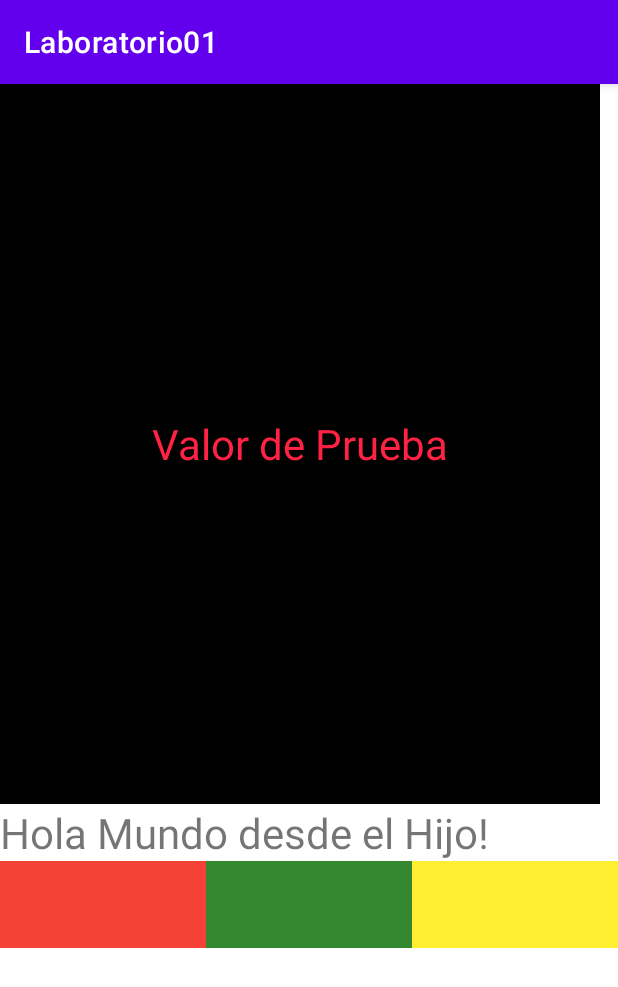
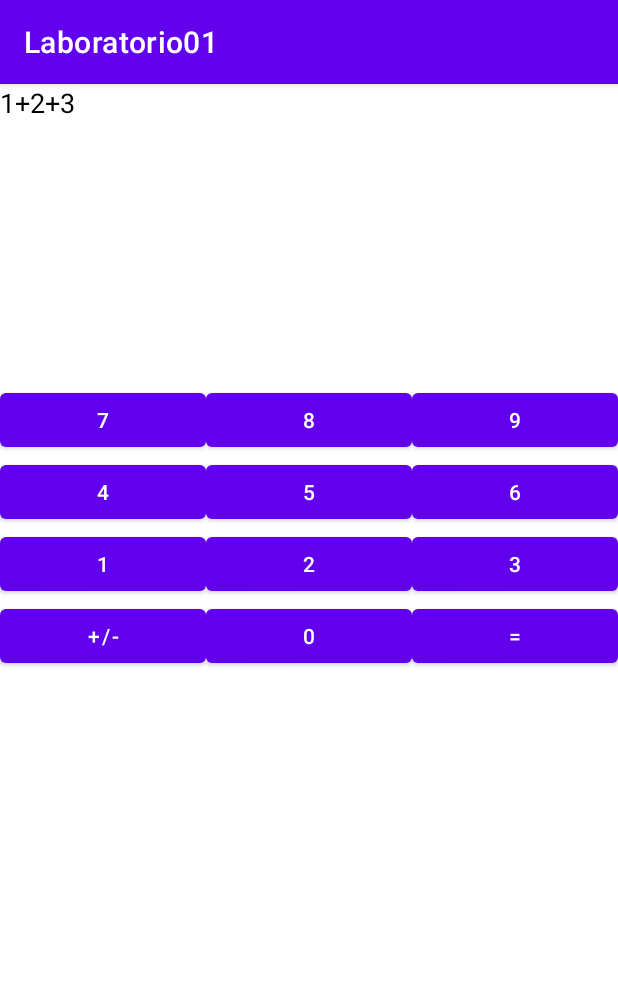
Before and after one commit to alejandroav93/Laboratorio01_Kotlin, an Android app: the Actividad2 screen opened directly, with no data from a screen before it, on a phone screen of 412 x 824 dp. Shown: the top 987 px of the screen. Run offline under Robolectric (Android 15) with nearby library versions, the phone set to English and light mode, and no system bars.

Commit message:
Calculator + Buttons [DESIGN]

```diff
--- a/app/src/main/res/layout/activity_actividad2.xml
+++ b/app/src/main/res/layout/activity_actividad2.xml
@@ -7,43 +7,97 @@
     android:orientation="vertical"
     tools:context=".Actividad2">
 
-
-    <TextView
-        android:layout_width="400dp"
-        android:text ="Valor de Prueba"
-        android:textColor="#FF2244"
-        android:textSize="28sp"
-        android:gravity="center "
-        android:background="#010101"
-        android:layout_height="480dp"/>
-
     <TextView
         android:layout_width="match_parent"
-        android:layout_height="wrap_content"
-        android:text="Hola Mundo desde el Hijo!"
-        android:textSize="28sp"
-        android:layout_gravity="center"/>
+        android:textColor="#000000"
+        android:textSize="18sp"
+        android:text="1+2+3"
+        android:layout_height="200dp"/>
 
     <LinearLayout
         android:layout_width="match_parent"
-        android:layout_height="wrap_content">
+        android:layout_height="wrap_content"
+        android:orientarion="horizontal">
 
-         <TextView
+        <Button
             android:layout_width="0dp"
+            android:layout_height="wrap_content"
             android:layout_weight="1"
-             android:layout_height="58dp"
-             android:background="#F44336"/>
-         <TextView
+            android:text="7"/>
+        <Button
             android:layout_width="0dp"
+            android:layout_height="wrap_content"
             android:layout_weight="1"
-             android:layout_height="58dp"
-             android:background="#34882F"/>
-         <TextView
+            android:text="8"/>
+        <Button
             android:layout_width="0dp"
+            android:layout_height="wrap_content"
             android:layout_weight="1"
-             android:layout_height="58dp"
-             android:background="#FFEF30"/>
+            android:text="9"/>
 
     </LinearLayout>
 
+    <LinearLayout
+        android:layout_width="match_parent"
+        android:layout_height="wrap_content"
+        android:orientarion="horizontal">
+
+        <Button
+            android:layout_width="0dp"
+            android:layout_height="wrap_content"
+            android:layout_weight="1"
+            android:text="4"/>
+        <Button
+            android:layout_width="0dp"
+            android:layout_height="wrap_content"
+            android:layout_weight="1"
+            android:text="5"/>
+        <Button
+            android:layout_width="0dp"
+            android:layout_height="wrap_content"
+            android:layout_weight="1"
+            android:text="6"/>
     </LinearLayout>
+    <LinearLayout
+        android:layout_width="match_parent"
+        android:layout_height="wrap_content"
+        android:orientarion="horizontal">
+
+        <Button
+            android:layout_width="0dp"
+            android:layout_height="wrap_content"
+            android:layout_weight="1"
+            android:text="1"/>
+        <Button
+            android:layout_width="0dp"
+            android:layout_height="wrap_content"
+            android:layout_weight="1"
+            android:text="2"/>
+        <Button
+            android:layout_width="0dp"
+            android:layout_height="wrap_content"
+            android:layout_weight="1"
+            android:text="3"/>
+    </LinearLayout>
+    <LinearLayout
+        android:layout_width="match_parent"
+        android:layout_height="wrap_content"
+        android:orientarion="horizontal">
+
+        <Button
+            android:layout_width="0dp"
+            android:layout_height="wrap_content"
+            android:layout_weight="1"
+            android:text="+/-"/>
+        <Button
+            android:layout_width="0dp"
+            android:layout_height="wrap_content"
+            android:layout_weight="1"
+            android:text="0"/>
+        <Button
+            android:layout_width="0dp"
+            android:layout_height="wrap_content"
+            android:layout_weight="1"
+            android:text="="/>
+    </LinearLayout>
+</LinearLayout>
```
Lines whose indentation alone changed are shown as unchanged.
